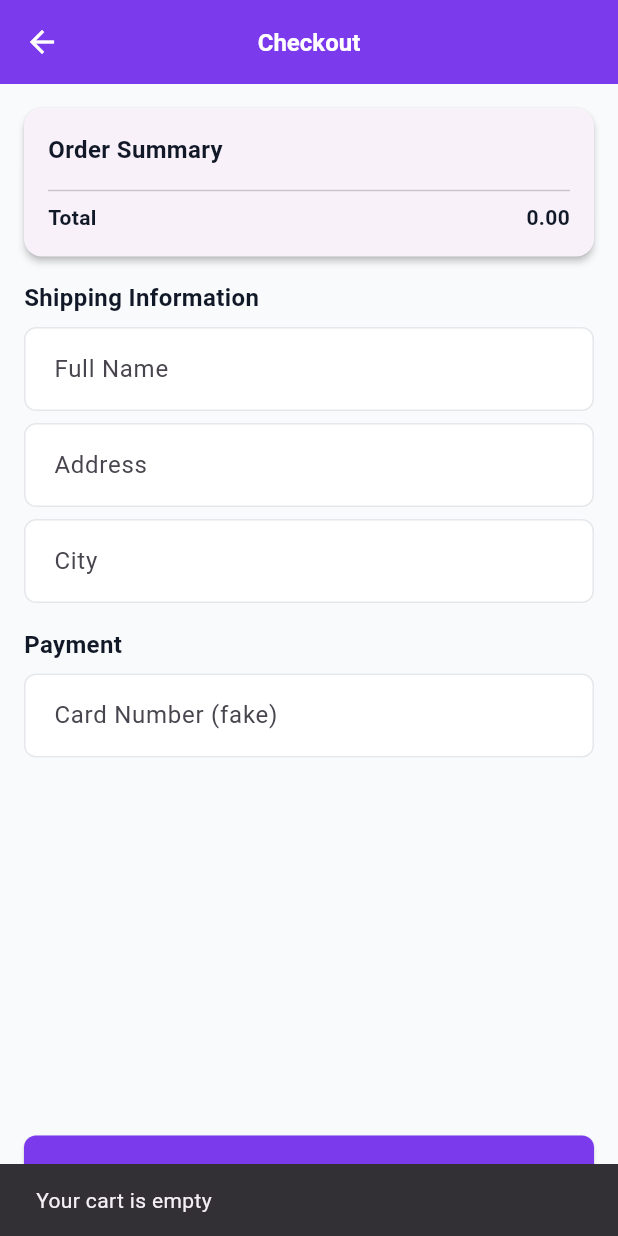
After one commit to akydyrbay/scp-platform, a Flutter app: the CheckoutScreen screen opened directly, after a tap on "Place Order", on a phone screen of 412 x 824 dp. The commit adds this screen. Run offline on Flutter 3.47's test engine with Material 3 defaults, Android fonts, the light colour scheme and no system bars; our stand-ins replace audioplayers, cached_network_image, dio, equatable, file_picker, flutter_bloc and 5 more; missing offline and left inert: record; accounts and stored records are empty; project files that could hold a hidden picture were left out.

Commit message:
add: checkout logic

```diff
--- a/scp-consumer-app/lib/cubits/cart_cubit.dart
+++ b/scp-consumer-app/lib/cubits/cart_cubit.dart
@@ -1,6 +1,10 @@
+import 'dart:convert';
+
 import 'package:flutter_bloc/flutter_bloc.dart';
 import 'package:equatable/equatable.dart';
 import 'package:scp_mobile_shared/models/product_model.dart';
+import 'package:scp_mobile_shared/services/storage_service.dart';
+import 'package:scp_mobile_shared/config/app_config.dart';
 
 /// Cart State
 class CartState extends Equatable {
@@ -36,10 +40,75 @@ class CartState extends Equatable {
 
 /// Cart Cubit
 class CartCubit extends Cubit<CartState> {
-  CartCubit() : super(const CartState());
+  CartCubit({StorageService? storageService})
+      : _storageService = storageService ?? StorageService(),
+        super(const CartState());
+
+  static const String _cartStorageKey = 'consumer_cart_state';
+  final StorageService _storageService;
+
+  /// Initialize cart from persisted storage
+  Future<void> loadCart() async {
+    try {
+      final stored = _storageService.getString(_cartStorageKey);
+      print('🛒 [CART] loadCart called');
+      if (stored == null || stored.isEmpty) {
+        print('🛒 [CART] No stored cart found');
+        return;
+      }
+
+      final decoded = json.decode(stored) as Map<String, dynamic>;
+      final itemsJson = decoded['items'] as Map<String, dynamic>? ?? {};
+      final groupsJson = decoded['supplierGroups'] as Map<String, dynamic>? ?? {};
+
+      final Map<String, CartItem> items = {};
+      itemsJson.forEach((key, value) {
+        items[key] = CartItem.fromJson(value as Map<String, dynamic>);
+      });
+
+      final Map<String, List<String>> supplierGroups = {};
+      groupsJson.forEach((key, value) {
+        supplierGroups[key] =
+            (value as List<dynamic>).map((e) => e as String).toList();
+      });
+
+      final newState = CartState(
+        items: items,
+        supplierGroups: supplierGroups,
+      );
+      print(
+          '🛒 [CART] Cart loaded from storage. Items: ${newState.items.length}, total: ${newState.total}');
+      emit(newState);
+    } catch (e) {
+      print('❌ [CART] Failed to load cart from storage: $e');
+    }
+  }
+
+  Future<void> _persistCart(CartState state) async {
+    try {
+      final itemsJson = <String, dynamic>{};
+      state.items.forEach((key, value) {
+        itemsJson[key] = value.toJson();
+      });
+
+      final data = {
+        'items': itemsJson,
+        'supplierGroups': state.supplierGroups,
+      };
+
+      final encoded = json.encode(data);
+      await _storageService.saveString(_cartStorageKey, encoded);
+      print(
+          '💾 [CART] Cart persisted. Items: ${state.items.length}, total: ${state.total}');
+    } catch (e) {
+      print('❌ [CART] Failed to persist cart: $e');
+    }
+  }
 
   /// Add item to cart
   void addToCart(ProductModel product, {int quantity = 1}) {
+    print(
+        '🛒 [CART] addToCart called for product=${product.id}, qty=$quantity');
     final Map<String, CartItem> updatedItems = Map.from(state.items);
     final Map<String, List<String>> updatedGroups =
         Map.from(state.supplierGroups);
@@ -65,14 +134,17 @@ class CartCubit extends Cubit<CartState> {
       updatedGroups[product.supplierId]!.add(product.id);
     }
 
-    emit(state.copyWith(
+    final newState = state.copyWith(
       items: updatedItems,
       supplierGroups: updatedGroups,
-    ));
+    );
+    emit(newState);
+    _persistCart(newState);
   }
 
   /// Remove item from cart
   void removeFromCart(String productId) {
+    print('🛒 [CART] removeFromCart called for product=$productId');
     final Map<String, CartItem> updatedItems = Map.from(state.items);
     final Map<String, List<String>> updatedGroups =
         Map.from(state.supplierGroups);
@@ -92,14 +164,18 @@ class CartCubit extends Cubit<CartState> {
       }
     }
 
-    emit(state.copyWith(
+    final newState = state.copyWith(
       items: updatedItems,
       supplierGroups: updatedGroups,
-    ));
+    );
+    emit(newState);
+    _persistCart(newState);
   }
 
   /// Update item quantity
   void updateQuantity(String productId, int quantity) {
+    print(
+        '🛒 [CART] updateQuantity called for product=$productId, qty=$quantity');
     if (quantity <= 0) {
       removeFromCart(productId);
       return;
@@ -111,12 +187,17 @@ class CartCubit extends Cubit<CartState> {
       updatedItems[productId] = existingItem.copyWith(quantity: quantity);
     }
 
-    emit(state.copyWith(items: updatedItems));
+    final newState = state.copyWith(items: updatedItems);
+    emit(newState);
+    _persistCart(newState);
   }
 
   /// Clear cart
   void clearCart() {
-    emit(const CartState());
+    print('🛒 [CART] clearCart called');
+    const newState = CartState();
+    emit(newState);
+    _persistCart(newState);
   }
 
   /// Get items by supplier
--- a/scp-consumer-app/lib/main.dart
+++ b/scp-consumer-app/lib/main.dart
@@ -20,6 +20,7 @@ import 'cubits/notification_cubit.dart';
 import 'screens/auth/login_screen.dart';
 import 'screens/home/home_screen.dart';
 import 'screens/order/orders_screen.dart';
+import 'screens/checkout/checkout_screen.dart';
 import 'screens/chat/chat_list_screen.dart';
 import 'screens/profile/profile_screen.dart';
 import 'screens/supplier/supplier_discovery_screen.dart';
@@ -122,7 +123,7 @@ class SCPConsumerApp extends StatelessWidget {
           create: (context) => ChatCubit(),
         ),
         BlocProvider(
-          create: (context) => CartCubit(),
+          create: (context) => CartCubit()..loadCart(),
         ),
         BlocProvider(
           create: (context) => NotificationCubit(),
@@ -146,6 +147,9 @@ class SCPConsumerApp extends StatelessWidget {
           Locale('kk', ''), // Kazakh
         ],
 
+        routes: {
+          '/checkout': (context) => const CheckoutScreen(),
+        },
         home: BlocBuilder<AuthCubit, AuthState>(
           builder: (context, state) {
             // Show loading screen while checking auth status
--- /dev/null
+++ b/scp-consumer-app/lib/screens/checkout/checkout_screen.dart
@@ -0,0 +1,317 @@
+import 'package:flutter/material.dart';
+import 'package:flutter_bloc/flutter_bloc.dart';
+import 'package:scp_mobile_shared/models/order_model.dart';
+
+import '../../cubits/cart_cubit.dart';
+import '../../cubits/order_cubit.dart';
+
+/// Simple checkout screen with fake payment step
+class CheckoutScreen extends StatefulWidget {
+  const CheckoutScreen({super.key});
+
+  @override
+  State<CheckoutScreen> createState() => _CheckoutScreenState();
+}
+
+class _CheckoutScreenState extends State<CheckoutScreen> {
+  final _formKey = GlobalKey<FormState>();
+  final _nameController = TextEditingController();
+  final _addressController = TextEditingController();
+  final _cityController = TextEditingController();
+  final _cardNumberController = TextEditingController();
+
+  bool _submitting = false;
+
+  @override
+  void dispose() {
+    _nameController.dispose();
+    _addressController.dispose();
+    _cityController.dispose();
+    _cardNumberController.dispose();
+    super.dispose();
+  }
+
+  Future<void> _submitOrder() async {
+    final cartCubit = context.read<CartCubit>();
+    final orderCubit = context.read<OrderCubit>();
+    final cartState = cartCubit.state;
+
+    if (cartState.items.isEmpty) {
+      ScaffoldMessenger.of(context).showSnackBar(
+        const SnackBar(content: Text('Your cart is empty')),
+      );
+      return;
+    }
+
+    if (!_formKey.currentState!.validate()) {
+      return;
+    }
+
+    setState(() {
+      _submitting = true;
+    });
+
+    try {
+      // Fake payment: any card number is accepted if not empty
+      final items = cartState.items.values
+          .map(
+            (item) => {
+              'product_id': item.product.id,
+              'quantity': item.quantity,
+            },
+          )
+          .toList();
+
+      // For simplicity, assume all items belong to the same supplier
+      final firstItem = cartState.items.values.first;
+      final supplierId = firstItem.product.supplierId;
+
+      final shipping = ShippingAddress(
+        street: _addressController.text.trim(),
+        city: _cityController.text.trim(),
+        state: '',
+        postalCode: '',
+        country: 'Kazakhstan',
+        contactName: _nameController.text.trim(),
+      );
+
+      final success = await orderCubit.placeOrder(
+        supplierId: supplierId,
+        items: items,
+        shippingAddress: shipping,
+        notes: 'Fake card: ${_cardNumberController.text.trim()}',
+      );
+
+      if (!mounted) return;
+
+      if (success) {
+        cartCubit.clearCart();
+
+        ScaffoldMessenger.of(context).showSnackBar(
+          const SnackBar(
+            content: Text('Order placed successfully'),
+          ),
+        );
+
+        Navigator.of(context).popUntil((route) => route.isFirst);
+      } else {
+        ScaffoldMessenger.of(context).showSnackBar(
+          const SnackBar(
+            content: Text('Failed to place order'),
+          ),
+        );
+      }
+    } finally {
+      if (mounted) {
+        setState(() {
+          _submitting = false;
+        });
+      }
+    }
+  }
+
+  @override
+  Widget build(BuildContext context) {
+    final cartState = context.watch<CartCubit>().state;
+    final orderState = context.watch<OrderCubit>().state;
+
+    return Scaffold(
+      appBar: AppBar(
+        title: const Text('Checkout'),
+      ),
+      body: SafeArea(
+        child: LayoutBuilder(
+          builder: (context, constraints) {
+            return SingleChildScrollView(
+              padding: const EdgeInsets.all(16),
+              child: ConstrainedBox(
+                constraints: BoxConstraints(
+                  minHeight: constraints.maxHeight - 32,
+                ),
+                child: IntrinsicHeight(
+                  child: Column(
+                    crossAxisAlignment: CrossAxisAlignment.stretch,
+                    children: [
+                      // Order summary
+                      Card(
+                        margin: const EdgeInsets.only(bottom: 16),
+                        child: Padding(
+                          padding: const EdgeInsets.all(16),
+                          child: Column(
+                            crossAxisAlignment: CrossAxisAlignment.start,
+                            children: [
+                              const Text(
+                                'Order Summary',
+                                style: TextStyle(
+                                  fontSize: 16,
+                                  fontWeight: FontWeight.bold,
+                                ),
+                              ),
+                              const SizedBox(height: 8),
+                              ...cartState.items.values.map(
+                                (item) => Padding(
+                                  padding:
+                                      const EdgeInsets.symmetric(vertical: 2),
+                                  child: Row(
+                                    mainAxisAlignment:
+                                        MainAxisAlignment.spaceBetween,
+                                    children: [
+                                      Expanded(
+                                        child: Text(
+                                          '${item.product.name} x${item.quantity}',
+                                          overflow: TextOverflow.ellipsis,
+                                        ),
+                                      ),
+                                      const SizedBox(width: 8),
+                                      Text(
+                                        item.subtotal.toStringAsFixed(2),
+                                      ),
+                                    ],
+                                  ),
+                                ),
+                              ),
+                              const Divider(height: 16),
+                              Row(
+                                mainAxisAlignment:
+                                    MainAxisAlignment.spaceBetween,
+                                children: [
+                                  const Text(
+                                    'Total',
+                                    style: TextStyle(
+                                      fontWeight: FontWeight.bold,
+                                    ),
+                                  ),
+                                  Text(
+                                    cartState.total.toStringAsFixed(2),
+                                    style: const TextStyle(
+                                      fontWeight: FontWeight.bold,
+                                    ),
+                                  ),
+                                ],
+                              ),
+                            ],
+                          ),
+                        ),
+                      ),
+
+                      // Shipping & payment form
+                      Form(
+                        key: _formKey,
+                        child: Column(
+                          crossAxisAlignment: CrossAxisAlignment.stretch,
+                          children: [
+                            const Text(
+                              'Shipping Information',
+                              style: TextStyle(
+                                fontSize: 16,
+                                fontWeight: FontWeight.bold,
+                              ),
+                            ),
+                            const SizedBox(height: 8),
+                            TextFormField(
+                              controller: _nameController,
+                              decoration: const InputDecoration(
+                                labelText: 'Full Name',
+                              ),
+                              validator: (value) {
+                                if (value == null || value.trim().isEmpty) {
+                                  return 'Please enter your name';
+                                }
+                                return null;
+                              },
+                            ),
+                            const SizedBox(height: 8),
+                            TextFormField(
+                              controller: _addressController,
+                              decoration: const InputDecoration(
+                                labelText: 'Address',
+                              ),
+                              validator: (value) {
+                                if (value == null || value.trim().isEmpty) {
+                                  return 'Please enter your address';
+                                }
+                                return null;
+                              },
+                            ),
+                            const SizedBox(height: 8),
+                            TextFormField(
+                              controller: _cityController,
+                              decoration: const InputDecoration(
+                                labelText: 'City',
+                              ),
+                              validator: (value) {
+                                if (value == null || value.trim().isEmpty) {
+                                  return 'Please enter your city';
+                                }
+                                return null;
+                              },
+                            ),
+                            const SizedBox(height: 16),
+                            const Text(
+                              'Payment',
+                              style: TextStyle(
+                                fontSize: 16,
+                                fontWeight: FontWeight.bold,
+                              ),
+                            ),
+                            const SizedBox(height: 8),
+                            TextFormField(
+                              controller: _cardNumberController,
+                              decoration: const InputDecoration(
+                                labelText: 'Card Number (fake)',
+                              ),
+                              keyboardType: TextInputType.number,
+                              validator: (value) {
+                                if (value == null || value.trim().isEmpty) {
+                                  return 'Please enter any card number';
+                                }
+                                return null;
+                              },
+                            ),
+                          ],
+                        ),
+                      ),
+
+                      const Spacer(),
+
+                      if (orderState.error != null)
+                        Padding(
+                          padding: const EdgeInsets.only(bottom: 8),
+                          child: Text(
+                            orderState.error!,
+                            style: const TextStyle(
+                              color: Colors.red,
+                            ),
+                          ),
+                        ),
+
+                      SizedBox(
+                        width: double.infinity,
+                        child: ElevatedButton(
+                          onPressed: _submitting || orderState.isLoading
+                              ? null
+                              : _submitOrder,
+                          child: _submitting || orderState.isLoading
+                              ? const SizedBox(
+                                  width: 20,
+                                  height: 20,
+                                  child: CircularProgressIndicator(
+                                    strokeWidth: 2,
+                                    valueColor:
+                                        AlwaysStoppedAnimation(Colors.white),
+                                  ),
+                                )
+                              : const Text('Place Order'),
+                        ),
+                      ),
+                    ],
+                  ),
+                ),
+              ),
+            );
+          },
+        ),
+      ),
+    );
+  }
+}
--- a/scp-consumer-app/lib/screens/home/home_screen.dart
+++ b/scp-consumer-app/lib/screens/home/home_screen.dart
@@ -2,6 +2,7 @@ import 'package:flutter/material.dart';
 import 'package:flutter_bloc/flutter_bloc.dart';
 import '../../cubits/product_cubit.dart';
 import '../../cubits/cart_cubit.dart';
+import '../cart/cart_screen.dart';
 import 'package:scp_mobile_shared/widgets/product_card.dart';
 import 'package:scp_mobile_shared/widgets/loading_indicator.dart';
 import 'package:scp_mobile_shared/widgets/error_widget.dart';
@@ -54,6 +55,11 @@ class _HomeScreenState extends State<HomeScreen> {
             icon: const Icon(Icons.shopping_cart),
             onPressed: () {
               // Navigate to cart
+              Navigator.of(context).push(
+                MaterialPageRoute(
+                  builder: (_) => const CartScreen(),
+                ),
+              );
             },
           ),
           // Debug button - refresh products
```
Also changed, not shown: scp-consumer-app/lib/screens/cart/cart_screen.dart (added, +158 -0 lines), scp-mobile-shared/lib/services/http_service.dart (+15 -2 lines), scp-supplier-sales-app/lib/screens/supplier_chat/complaint_log_screen.dart (+16 -4 lines), scp-supplier-sales-app/lib/screens/supplier_chat/supplier_chat_screen.dart (+35 -6 lines), 3 other files.
